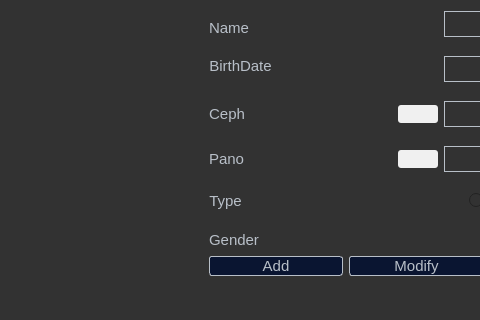
Above: TeamUnsigned/xraydb.ui from Rasen1018/OSSTEM-Project before the change; both pictures show x 223 to 703 and y 0 to 320 of the 858 by 606 pixel window. Below: the same form after it.
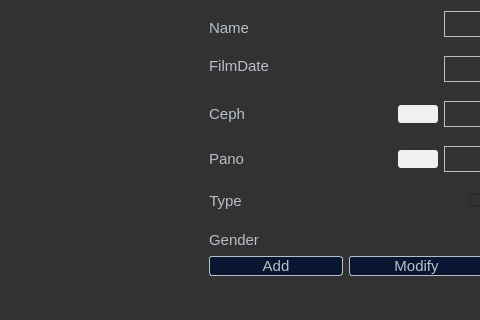
That is the form after the change.

Patch:
```diff
--- a/TeamUnsigned/xraydb.ui
+++ b/TeamUnsigned/xraydb.ui
@@ -155,7 +155,7 @@
                         </font>
                        </property>
                        <property name="text">
-                        <string>BirthDate</string>
+                        <string>FilmDate</string>
                        </property>
                        <property name="alignment">
                         <set>Qt::AlignCenter</set>
```
Left out of the diff: 4 changed lines with no effect on the pictures.
